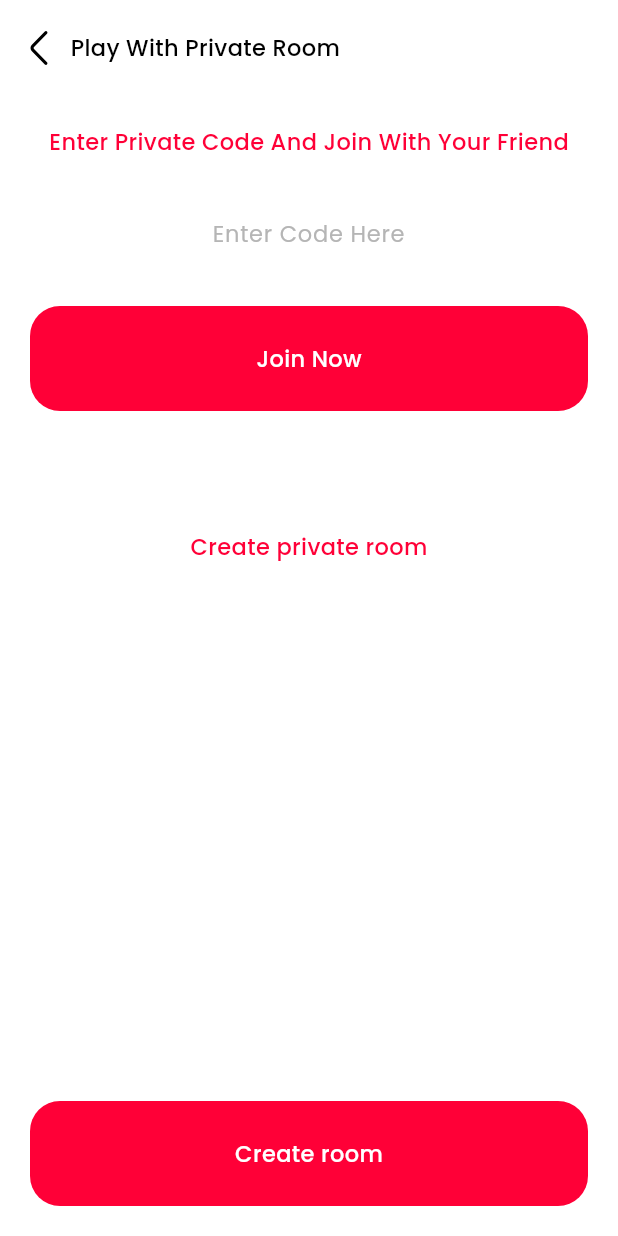
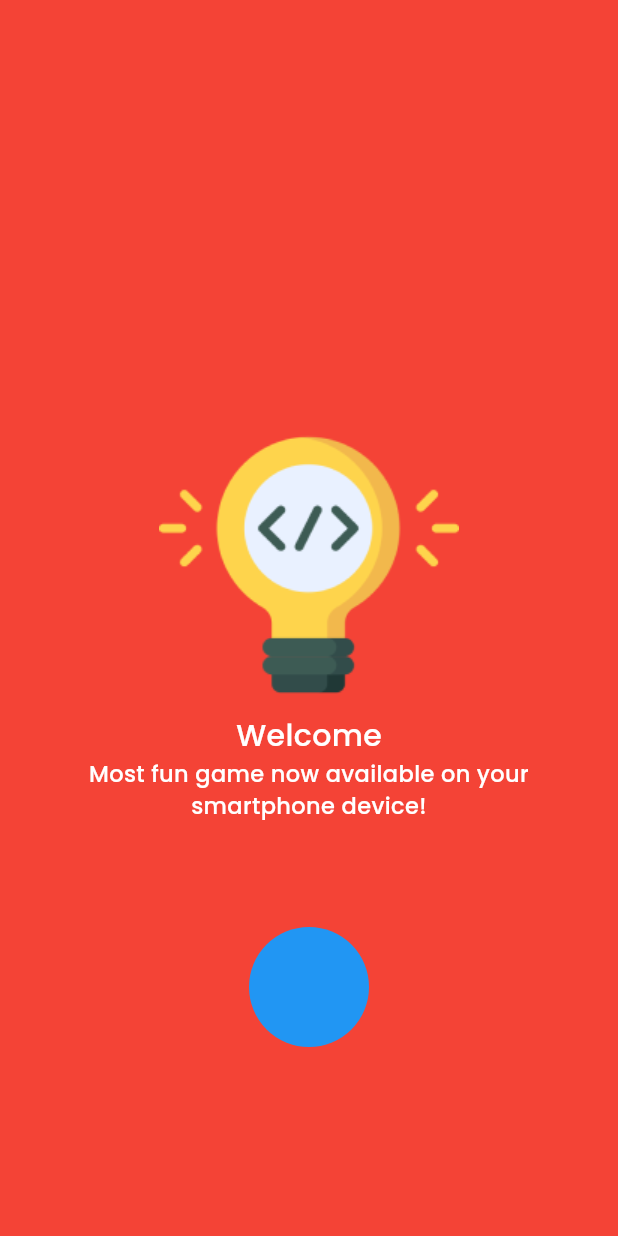
Before and after one commit to MrNitishroy/TICTACTOE-Multiplayer, a Flutter app: the screen it shows after launch, on a phone screen of 412 x 824 dp. Run offline on Flutter 3.47's test engine with Material 3 defaults, Android fonts, the light colour scheme and no system bars; drawn by our look-alikes of concentric_transition; our stand-ins replace dotted_border, flutter_svg, get.

Commit message:
welcome page completed

```diff
--- a/lib/Configs/AssetsPath.dart
+++ b/lib/Configs/AssetsPath.dart
@@ -7,7 +7,7 @@ class IconsPath {
   static const smsIcon = "${basePath}sms.svg";
   static const wonIcon = "${basePath}won.svg";
   static const xIcon = "${basePath}x.svg";
-  static const applogo = "${basePath}applogo.svg";
+  static const applogo = "${basePath}appLogo.svg";
   static const camera = "${basePath}camera.svg";
   static const gallery = "${basePath}gallery.svg";
   static const game = "${basePath}game.svg";
--- /dev/null
+++ b/lib/Controller/SplaceController.dart
@@ -0,0 +1,17 @@
+import 'package:get/get.dart';
+import 'package:tiktaktoe_multiplayer/Pages/Welcome/WelcomePage.dart';
+
+import '../Pages/RoomPage/RoomPage.dart';
+
+class SplaceController extends GetxController {
+  @override
+  void onInit() {
+    splaceHandle();
+    super.onInit();
+  }
+
+  Future<void> splaceHandle() async {
+    await Future.delayed(const Duration(seconds: 3));
+    Get.offAll(WelcomePage());
+  }
+}
--- a/lib/Pages/Splace/SplacePage.dart
+++ b/lib/Pages/Splace/SplacePage.dart
@@ -0,0 +1,23 @@
+import 'package:flutter/cupertino.dart';
+import 'package:flutter/material.dart';
+import 'package:flutter_svg/svg.dart';
+import 'package:get/get.dart';
+import 'package:tiktaktoe_multiplayer/Configs/AssetsPath.dart';
+import 'package:tiktaktoe_multiplayer/Controller/SplaceController.dart';
+
+class SplacePage extends StatelessWidget {
+  const SplacePage({super.key});
+
+  @override
+  Widget build(BuildContext context) {
+    SplaceController splaceController = Get.put(SplaceController());
+    return Scaffold(
+      body: Center(
+        child: SvgPicture.asset(
+          IconsPath.applogo,
+          width: 150,
+        ),
+      ),
+    );
+  }
+}
--- /dev/null
+++ b/lib/Pages/Welcome/WelcomePage.dart
@@ -0,0 +1,113 @@
+import 'package:concentric_transition/page_view.dart';
+import 'package:flutter/cupertino.dart';
+import 'package:flutter/material.dart';
+import 'package:get/get.dart';
+import 'package:tiktaktoe_multiplayer/Pages/RoomPage/RoomPage.dart';
+
+import '../../Configs/AssetsPath.dart';
+
+class WelcomePage extends StatelessWidget {
+  const WelcomePage({super.key});
+
+  @override
+  Widget build(BuildContext context) {
+    var pages = [
+      Container(
+        padding: EdgeInsets.all(30),
+        child: Column(
+          mainAxisAlignment: MainAxisAlignment.center,
+          children: [
+            Image.asset(ImagePath.welcome1),
+            Text(
+              "Welcome",
+              style: TextStyle(
+                fontSize: 20,
+                color: Colors.white,
+              ),
+            ),
+            Text(
+              "Most fun game now available on your smartphone device!",
+              textAlign: TextAlign.center,
+              style: TextStyle(
+                fontSize: 15,
+                color: Colors.white,
+              ),
+            ),
+          ],
+        ),
+      ),
+      Container(
+        padding: EdgeInsets.all(30),
+        child: Column(
+          mainAxisAlignment: MainAxisAlignment.center,
+          children: [
+            Image.asset(ImagePath.welcome2),
+            Text(
+              "Compete",
+              style: TextStyle(
+                fontSize: 20,
+                color: Colors.white,
+              ),
+            ),
+            Text(
+              "Play online with your friends and top the leaderboard!",
+              textAlign: TextAlign.center,
+              style: TextStyle(
+                fontSize: 15,
+                color: Colors.white,
+              ),
+            ),
+          ],
+        ),
+      ),
+      Container(
+        padding: EdgeInsets.all(30),
+        child: Column(
+          mainAxisAlignment: MainAxisAlignment.center,
+          children: [
+            Image.asset(ImagePath.welcome3),
+            Text(
+              "Scoreboard",
+              style: TextStyle(
+                fontSize: 20,
+                color: Colors.white,
+              ),
+            ),
+            Text(
+              "Earn points for each game and make your way to top the scoreboard!",
+              textAlign: TextAlign.center,
+              style: TextStyle(
+                fontSize: 15,
+                color: Colors.white,
+              ),
+            ),
+            TextButton(
+              onPressed: () {
+                Get.offAll(RoomPage());
+              },
+              child: Text(
+                'Get Started',
+                style: TextStyle(color: Colors.red),
+              ),
+            ),
+          ],
+        ),
+      ),
+    ];
+
+    return Scaffold(
+      body: ConcentricPageView(
+        colors: [Colors.red, Colors.blue, Colors.green],
+        itemCount: 3,
+        physics: BouncingScrollPhysics(),
+        onFinish: () {
+          print("Completetd");
+          Get.offAll(RoomPage());
+        },
+        itemBuilder: (index) {
+          return pages[index];
+        },
+      ),
+    );
+  }
+}
--- a/lib/main.dart
+++ b/lib/main.dart
@@ -3,6 +3,7 @@ import 'package:get/get.dart';
 import 'package:tiktaktoe_multiplayer/Configs/PageRoute.dart';
 import 'package:tiktaktoe_multiplayer/Configs/Theme.dart';
 import 'package:tiktaktoe_multiplayer/Pages/RoomPage/RoomPage.dart';
+import 'package:tiktaktoe_multiplayer/Pages/Splace/SplacePage.dart';
 
 void main() {
   runApp(const MyApp());
@@ -18,7 +19,8 @@ class MyApp extends StatelessWidget {
       debugShowCheckedModeBanner: false,
       title: 'Tik Tak Toe Multiplayer ',
       theme: lightTheme,
-      home: RoomPage(),
+      // home: RoomPage(),
+      home: SplacePage(),
     );
   }
 }
--- a/pubspec.yaml
+++ b/pubspec.yaml
@@ -38,6 +38,7 @@ dependencies:
   flutter_svg: ^2.0.10+1
   get: ^4.6.6
   dotted_border: ^2.1.0
+  concentric_transition: ^1.0.3
 
 dev_dependencies:
   flutter_test:
```
Also changed, not shown: pubspec.lock.
